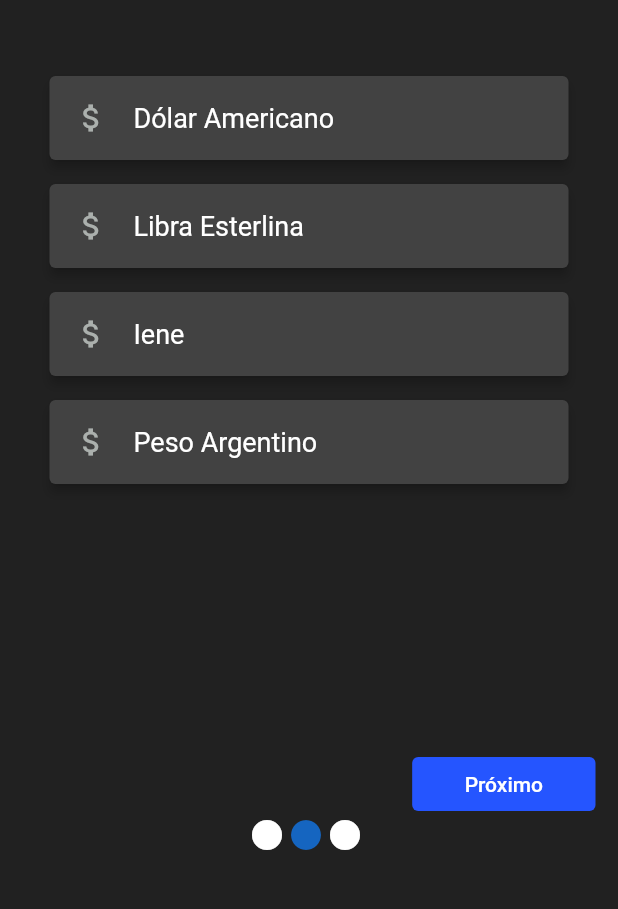
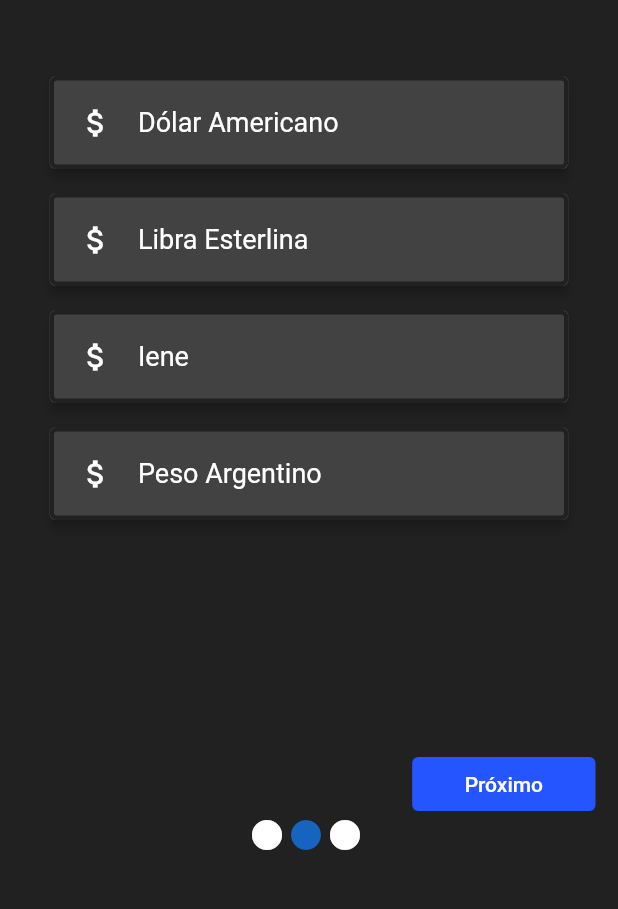
Before and after one commit to cerqueirav/conversor-moedas-app, a Flutter app: the screen it shows after launch, after a tap on "Real", on a phone screen of 412 x 824 dp, the part 128-1037 px from its top. Run offline on Flutter 3.47's test engine with Material 2 defaults, Android fonts, the light colour scheme and no system bars; our stand-ins replace smooth_page_indicator.

Commit message:
Inclusão da Borda de seleção de moedas

```diff
--- a/lib/pages/cotacao_page.dart
+++ b/lib/pages/cotacao_page.dart
@@ -1,5 +1,6 @@
 import 'package:flutter/cupertino.dart';
 import 'package:flutter/material.dart';
+import 'package:http/http.dart';
 import 'package:moedas_app/controllers/moeda_base_controller.dart';
 import 'package:moedas_app/pages/resultado_page.dart';
 import 'package:moedas_app/utils/Enum/coin.dart';
@@ -14,9 +15,24 @@ class CotacaoPage extends StatefulWidget {
 }
 
 class _CotacaoPageState extends State<CotacaoPage> {
+  List<bool> selecionados = [false, false, false, false, false];
   int _selectedIndex = 0;
   @override
   Widget build(BuildContext context) {
+    Color getColor(int index) {
+      if (selecionados[index] != false) {
+        return titleCardColor;
+      }
+      return Colors.white;
+    }
+
+    Color getColorBorder(int index) {
+      if (selecionados[index] != false) {
+        return titleCardColor;
+      }
+      return Colors.grey.shade900;
+    }
+
     var moedaNome = getNameCoin(widget._controller.moedaEscolhida.name);
     widget._controller.atualizaLista();
     return Scaffold(
@@ -57,6 +73,8 @@ class _CotacaoPageState extends State<CotacaoPage> {
                 Container(
                   height: 500,
                   width: 350,
+                  child: RefreshIndicator(
+                    onRefresh: _refresh,
                     child: ListView.builder(
                         itemCount: widget._controller.listaDeMoedas.length,
                         padding:
@@ -68,36 +86,44 @@ class _CotacaoPageState extends State<CotacaoPage> {
                               margin: EdgeInsets.symmetric(
                                   horizontal: 1, vertical: 8),
                               child: ListTile(
-                              selected: index == _selectedIndex,
+                                shape: RoundedRectangleBorder(
+                                    side: BorderSide(
+                                        color: getColorBorder(index), width: 3),
+                                    borderRadius: BorderRadius.circular(5)),
                                 minLeadingWidth: 10,
-                              leading: const Icon(
+                                leading: Icon(
                                   Icons.attach_money,
-                                color: backgroundIconColor,
+                                  color: getColor(index),
                                 ),
                                 title: Text(
                                   getNameCoin(widget
                                       ._controller.listaDeMoedas[index].name),
                                   style: TextStyle(
-                                    color: Colors.white,
+                                      color: getColor(index),
                                       fontSize: 18,
                                       fontWeight: FontWeight.w400),
                                 ),
                                 onTap: () {
+                                  setState(() {
+                                    selecionados[index] = true;
+                                  });
+                                  _refresh();
                                   setState(() {
                                     _selectedIndex = index;
                                   });
                                   bool isContained = widget._controller
                                       .isContained(
                                           widget._controller.listaProxima,
-                                        widget
+                                          widget._controller
+                                              .listaDeMoedas[index]);
+                                  if (!isContained) {
+                                    widget._controller.listaProxima.add(widget
                                         ._controller.listaDeMoedas[index]);
-                                if (!isContained) {
-                                  widget._controller.listaProxima.add(
-                                      widget._controller.listaDeMoedas[index]);
                                   }
                                 },
                               ),
                             )),
+                  ),
                 ),
                 Container(
                   height: 40,
@@ -161,4 +187,8 @@ class _CotacaoPageState extends State<CotacaoPage> {
           ],
         )));
   }
+
+  Future<void> _refresh() {
+    return Future.delayed(Duration(seconds: 0));
   }
+}
--- a/lib/pages/moeda_base_page.dart
+++ b/lib/pages/moeda_base_page.dart
@@ -16,8 +16,24 @@ class _MoedaBasePageState extends State<MoedaBasePage> {
 
   PageController _pageController = PageController(initialPage: 1);
 
+  List<bool> selecionados = [false, false, false, false, false];
+
   @override
   Widget build(BuildContext context) {
+    Color getColor(int index) {
+      if (selecionados[index] != false) {
+        return titleCardColor;
+      }
+      return Colors.white;
+    }
+
+    Color getColorBorder(int index) {
+      if (selecionados[index] != false) {
+        return titleCardColor;
+      }
+      return Colors.grey.shade900;
+    }
+
     return Scaffold(
         backgroundColor: Colors.grey.shade900,
         body: SafeArea(
@@ -54,6 +70,8 @@ class _MoedaBasePageState extends State<MoedaBasePage> {
                 child: Container(
               height: 500,
               width: 350,
+              child: RefreshIndicator(
+                onRefresh: _refresh,
                 child: ListView.builder(
                     itemCount: _controller.listaDeMoedas.length,
                     padding: EdgeInsets.symmetric(horizontal: 1, vertical: 40),
@@ -64,20 +82,28 @@ class _MoedaBasePageState extends State<MoedaBasePage> {
                           margin:
                               EdgeInsets.symmetric(horizontal: 1, vertical: 8),
                           child: ListTile(
-                          selected: index == _selectedIndex,
+                            shape: RoundedRectangleBorder(
+                                side: BorderSide(
+                                    color: getColorBorder(index), width: 3),
+                                borderRadius: BorderRadius.circular(5)),
                             minLeadingWidth: 10,
-                          leading: const Icon(
+                            leading: Icon(
                               Icons.attach_money,
-                            color: backgroundIconColor,
+                              color: getColor(index),
                             ),
                             title: Text(
-                            getNameCoin(_controller.listaDeMoedas[index].name),
+                              getNameCoin(
+                                  _controller.listaDeMoedas[index].name),
                               style: TextStyle(
-                                color: Colors.white,
+                                  color: getColor(index),
                                   fontSize: 18,
                                   fontWeight: FontWeight.w400),
                             ),
                             onTap: () {
+                              setState(() {
+                                selecionados[index] = true;
+                              });
+                              _refresh();
                               _controller.moedaEscolhida =
                                   _controller.listaDeMoedas[index];
                               Navigator.of(context).pushAndRemoveUntil(
@@ -88,6 +114,7 @@ class _MoedaBasePageState extends State<MoedaBasePage> {
                             },
                           ),
                         )),
+              ),
             )),
             Container(
               padding: EdgeInsets.symmetric(vertical: 10, horizontal: 165),
@@ -123,4 +150,8 @@ class _MoedaBasePageState extends State<MoedaBasePage> {
           ],
         )));
   }
+
+  Future<void> _refresh() {
+    return Future.delayed(Duration(seconds: 0));
   }
+}
```
Lines whose indentation alone changed are shown as unchanged.
